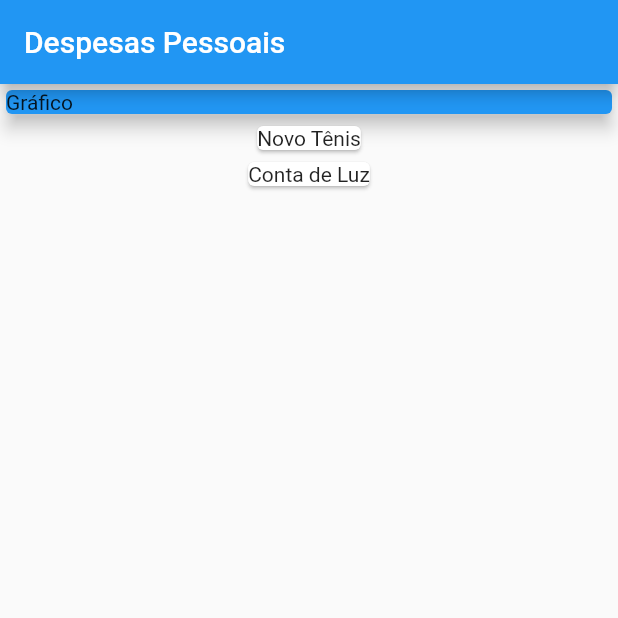
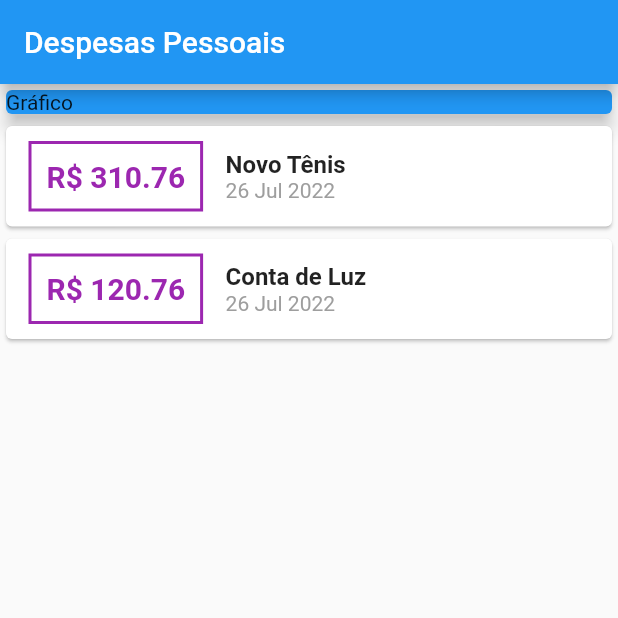
Before and after one commit to douglasfcsoares/expenses, a Flutter app: the screen it shows after launch, on a phone screen of 412 x 824 dp, the top half of it. Run offline on Flutter 3.47's test engine with Material 2 defaults, Android fonts, the phone set to English and light mode, and no system bars.

Commit message:
personalisando container e formato da data

```diff
--- a/lib/main.dart
+++ b/lib/main.dart
@@ -1,5 +1,6 @@
 import 'package:expenses/models/transaction.dart';
 import 'package:flutter/material.dart';
+import 'package:intl/intl.dart';
 
 void main() {
   runApp(const ExpensesApp());
@@ -30,7 +31,7 @@ class MyHomePage extends StatelessWidget {
     Transaction(
       id: 't2',
       title: 'Conta de Luz',
-      value: 60.76,
+      value: 120.76,
       date: DateTime.now(),
     ),
   ];
@@ -54,7 +55,49 @@ class MyHomePage extends StatelessWidget {
           Column(
               children: _transactions.map((tr) {
             return Card(
-              child: Text(tr.title),
+              child: Row(
+                children: [
+                  Container(
+                    margin: const EdgeInsets.symmetric(
+                      horizontal: 15,
+                      vertical: 10,
+                    ),
+                    decoration: BoxDecoration(
+                      border: Border.all(
+                        color: Colors.purple,
+                        width: 2,
+                      ),
+                    ),
+                    padding: const EdgeInsets.all(10),
+                    child: Text(
+                      'R\$ ${tr.value.toStringAsFixed(2)}',
+                      style: const TextStyle(
+                        fontWeight: FontWeight.bold,
+                        fontSize: 20,
+                        color: Colors.purple,
+                      ),
+                    ),
+                  ),
+                  Column(
+                    crossAxisAlignment: CrossAxisAlignment.start,
+                    children: [
+                      Text(
+                        tr.title,
+                        style: const TextStyle(
+                          fontSize: 16,
+                          fontWeight: FontWeight.bold,
+                        ),
+                      ),
+                      Text(
+                        DateFormat('d MMM y').format(tr.date),
+                        style: const TextStyle(
+                          color: Colors.grey,
+                        ),
+                      ),
+                    ],
+                  )
+                ],
+              ),
             );
           }).toList()),
         ],
--- a/pubspec.yaml
+++ b/pubspec.yaml
@@ -29,6 +29,7 @@ environment:
 dependencies:
   flutter:
     sdk: flutter
+  intl: ^0.17.0
 
 
   # The following adds the Cupertino Icons font to your application.
```
Also changed, not shown: pubspec.lock.
